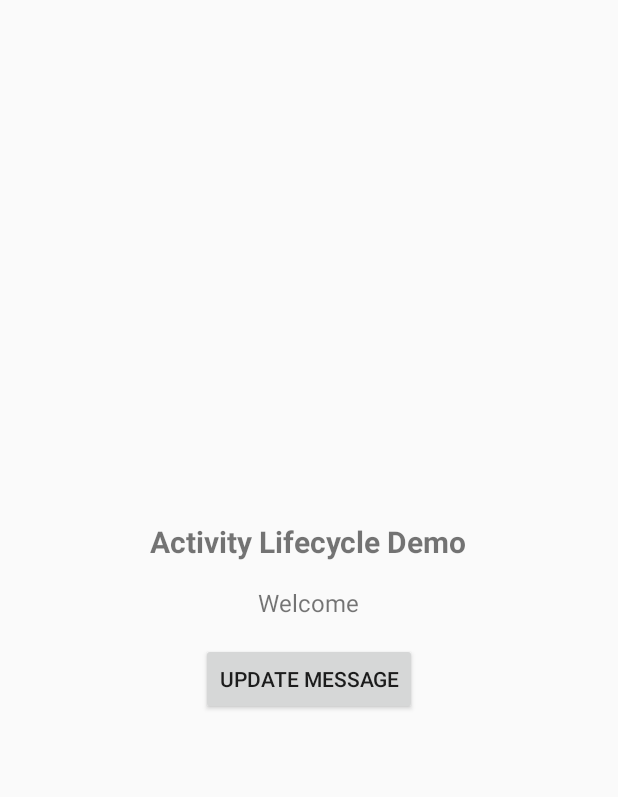
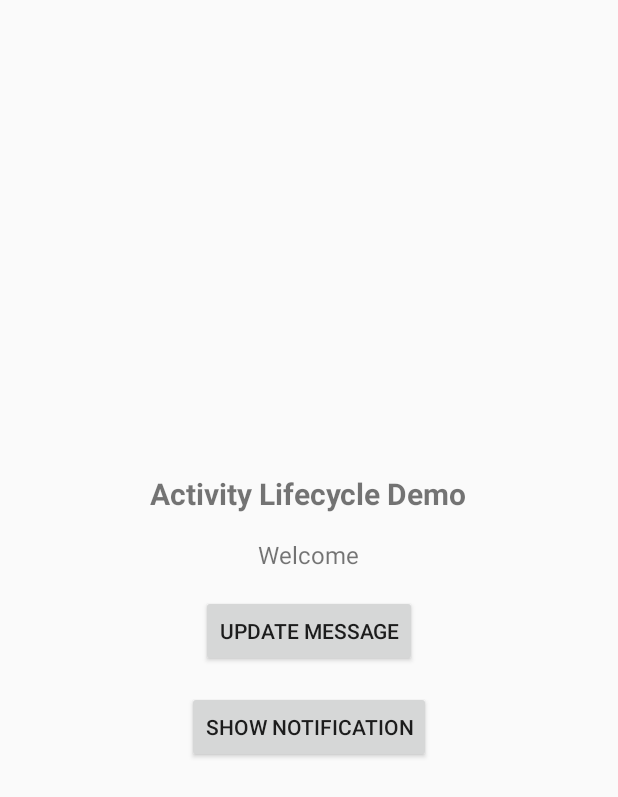
Before and after one commit to David6811/AndroidActivityLifeCycleDemo, an Android app: the screen it shows after launch (MainActivity), on a phone screen of 412 x 824 dp. Shown: the top 797 px of the screen. Run offline under Robolectric (Android 15) with nearby library versions, the phone set to English and light mode, and no system bars.

Commit message:
Add simple notification feature with action button
- Add "Show Notification" button to main layout
- Implement notification creation with title, message, and action button
- Create notification channel for Android 8+ compatibility
- Add POST_NOTIFICATIONS permission for Android 13+ support
- Include "Open App" action button that opens MainActivity
- Use NotificationCompat for backwards compatibility
- Set notification to auto-cancel when tapped
- Integrate seamlessly with existing lifecycle demo functionality

The notification displays "Lifecycle Demo" title with descriptive text
and includes a functional action button to reopen the application.

🤖 Generated with [Claude Code](https://claude.ai/code)

Co-Authored-By: Claude <noreply@anthropic.com>

```diff
--- a/app/src/main/AndroidManifest.xml
+++ b/app/src/main/AndroidManifest.xml
@@ -1,6 +1,8 @@
 <?xml version="1.0" encoding="utf-8"?>
 <manifest xmlns:android="http://schemas.android.com/apk/res/android"
     xmlns:tools="http://schemas.android.com/tools">
+
+    <uses-permission android:name="android.permission.POST_NOTIFICATIONS" />
 
     <application
         android:allowBackup="true"
--- a/app/src/main/java/com/example/lifecycle/MainActivity.kt
+++ b/app/src/main/java/com/example/lifecycle/MainActivity.kt
@@ -1,22 +1,32 @@
 package com.example.lifecycle
 
 import android.app.Activity
+import android.app.NotificationChannel
+import android.app.NotificationManager
+import android.app.PendingIntent
+import android.content.Context
+import android.content.Intent
+import android.os.Build
 import android.os.Bundle
 import android.util.Log
 import android.widget.Button
 import android.widget.TextView
+import androidx.core.app.NotificationCompat
 
 class MainActivity : Activity() {
 
     companion object {
         private const val TAG = "MainActivity_Lifecycle" // underscore for easier Logcat filter
         private const val KEY_MESSAGE = "message"
+        private const val CHANNEL_ID = "lifecycle_notifications"
+        private const val NOTIFICATION_ID = 1
     }
 
     private var message = "Welcome"
 
     private lateinit var messageTextView: TextView
     private lateinit var updateButton: Button
+    private lateinit var notificationButton: Button
 
     override fun onCreate(savedInstanceState: Bundle?) {
         super.onCreate(savedInstanceState)
@@ -27,12 +37,19 @@ class MainActivity : Activity() {
 
         messageTextView = findViewById(R.id.messageTextView)
         updateButton = findViewById(R.id.updateButton)
+        notificationButton = findViewById(R.id.notificationButton)
 
         messageTextView.text = message
+
+        createNotificationChannel()
 
         updateButton.setOnClickListener {
             message = "Updated: ${System.currentTimeMillis()}"
             messageTextView.text = message
+        }
+
+        notificationButton.setOnClickListener {
+            showNotification()
         }
     }
 
@@ -47,4 +64,44 @@ class MainActivity : Activity() {
         super.onSaveInstanceState(outState)
         outState.putString(KEY_MESSAGE, message)
     }
+
+    private fun createNotificationChannel() {
+        if (Build.VERSION.SDK_INT >= Build.VERSION_CODES.O) {
+            val name = "Lifecycle Notifications"
+            val descriptionText = "Notifications from the Lifecycle Demo app"
+            val importance = NotificationManager.IMPORTANCE_DEFAULT
+            val channel = NotificationChannel(CHANNEL_ID, name, importance).apply {
+                description = descriptionText
+            }
+            val notificationManager: NotificationManager =
+                getSystemService(Context.NOTIFICATION_SERVICE) as NotificationManager
+            notificationManager.createNotificationChannel(channel)
+        }
+    }
+
+    private fun showNotification() {
+        val intent = Intent(this, MainActivity::class.java).apply {
+            flags = Intent.FLAG_ACTIVITY_NEW_TASK or Intent.FLAG_ACTIVITY_CLEAR_TASK
+        }
+        val pendingIntent: PendingIntent = PendingIntent.getActivity(
+            this, 0, intent,
+            PendingIntent.FLAG_UPDATE_CURRENT or PendingIntent.FLAG_IMMUTABLE
+        )
+
+        val builder = NotificationCompat.Builder(this, CHANNEL_ID)
+            .setSmallIcon(android.R.drawable.ic_dialog_info)
+            .setContentTitle("Lifecycle Demo")
+            .setContentText("Notification from MainActivity!")
+            .setPriority(NotificationCompat.PRIORITY_DEFAULT)
+            .setContentIntent(pendingIntent)
+            .addAction(
+                android.R.drawable.ic_dialog_email,
+                "Open App",
+                pendingIntent
+            )
+            .setAutoCancel(true)
+
+        val notificationManager = getSystemService(Context.NOTIFICATION_SERVICE) as NotificationManager
+        notificationManager.notify(NOTIFICATION_ID, builder.build())
+    }
 }
--- a/app/src/main/res/layout/activity_main.xml
+++ b/app/src/main/res/layout/activity_main.xml
@@ -31,4 +31,11 @@
         android:text="Update Message"
         android:layout_marginTop="16dp" />
 
+    <Button
+        android:id="@+id/notificationButton"
+        android:layout_width="wrap_content"
+        android:layout_height="wrap_content"
+        android:text="Show Notification"
+        android:layout_marginTop="16dp" />
+
 </LinearLayout>
```
